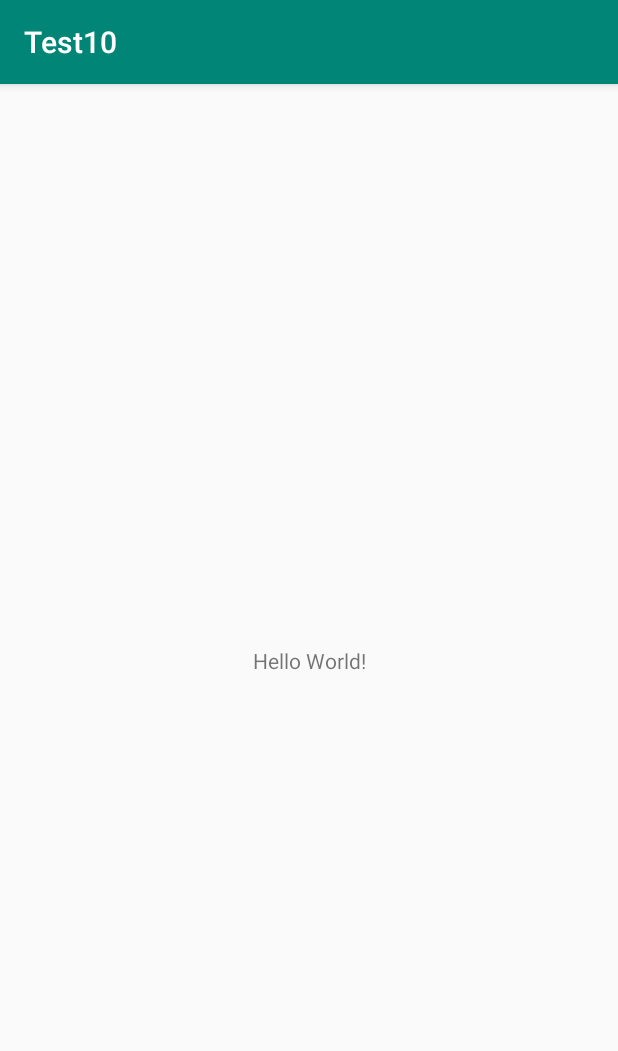
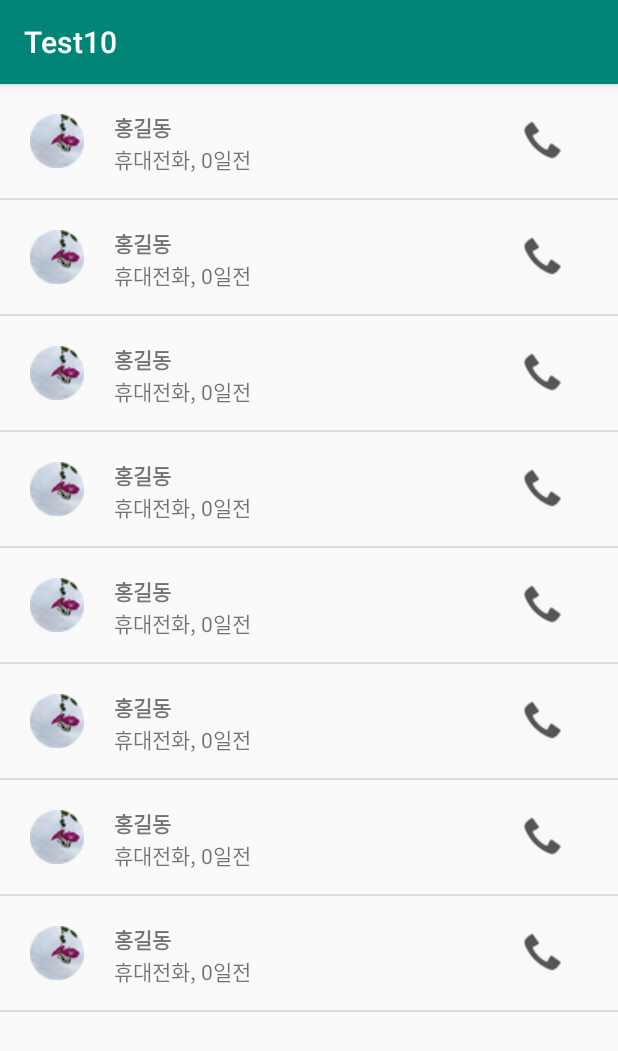
Before and after one commit to sunrin-android/Test10, an Android app: the screen it shows after launch (MainActivity), on a phone screen of 412 x 824 dp. Shown: the top 1051 px of the screen. Run offline under Robolectric (Android 15) with nearby library versions, the phone set to English and light mode, and no system bars; 6 statements that could not run were skipped.

Commit message:
Create Savepoint

```diff
--- a/app/src/main/AndroidManifest.xml
+++ b/app/src/main/AndroidManifest.xml
@@ -2,6 +2,7 @@
 <manifest xmlns:android="http://schemas.android.com/apk/res/android"
     package="com.example.test10" >
 
+    <uses-permission android:name="android.permission.CALL_PHONE"/>
     <application
         android:allowBackup="true"
         android:icon="@mipmap/ic_launcher"
--- /dev/null
+++ b/app/src/main/java/com/example/test10/Custom.java
@@ -0,0 +1,18 @@
+package com.example.test10;
+
+public class Custom {
+    int id;
+    String name;
+    String photo;
+    String date;
+    String phone;
+
+    // 생성자
+    Custom(){}
+    Custom(String name, String photo, String date, String phone){
+        this.name = name;
+        this.photo = photo;
+        this.date = date;
+        this.phone = phone;
+    }
+}
--- /dev/null
+++ b/app/src/main/java/com/example/test10/CustomAdapter.java
@@ -0,0 +1,92 @@
+package com.example.test10;
+
+import android.content.Context;
+import android.support.annotation.NonNull;
+import android.support.annotation.Nullable;
+import android.view.LayoutInflater;
+import android.view.View;
+import android.view.ViewGroup;
+import android.widget.ArrayAdapter;
+import android.widget.ImageView;
+import android.widget.TextView;
+
+import java.util.ArrayList;
+import java.util.List;
+
+public class CustomAdapter extends ArrayAdapter<Custom> {
+    Context context;
+    int layoutId;
+    ArrayList<Custom> datas;
+
+    public CustomAdapter(@NonNull Context context, int resource, @NonNull ArrayList<Custom> objects) {
+        super(context, resource, objects);
+        this.context = context;
+        layoutId = resource;
+        datas = objects;
+    }
+
+    @Override
+    public int getCount() {
+        return datas.size();
+    }
+
+    @NonNull
+    @Override
+    public View getView(final int position, @Nullable View convertView, @NonNull ViewGroup parent) {
+        if(convertView == null){
+            LayoutInflater inflater = (LayoutInflater) context.getSystemService(Context.LAYOUT_INFLATER_SERVICE);
+            convertView = inflater.inflate(layoutId, null);
+
+            CustomHolder customHolder = new CustomHolder(convertView);
+            convertView.setTag(customHolder);
+        }
+
+        ImageView profileIcon = convertView.findViewById(R.id.profileIcon);
+        TextView name = convertView.findViewById(R.id.name);
+        TextView date = convertView.findViewById(R.id.date);
+        TextView phone = convertView.findViewById(R.id.phone);
+
+        // 현재 위치에 해당하는 data 확보
+        final Custom custom  = datas.get(position);
+        CustomHolder holder = (CustomHolder)convertView.getTag();
+
+        // view에 data 넣기
+        holder.titleView.setText(drive.title);
+        holder.dateView.setText(drive.date);
+
+        if (drive.type.equals("doc"))
+            holder.typeImage.setImageResource(R.drawable.ic_type_doc);
+        else if(drive.type.equals("file"))
+            holder.typeImage.setImageResource(R.drawable.ic_type_file);
+        else if(drive.type.equals("img"))
+            holder.typeImage.setImageResource(R.drawable.ic_type_image);
+
+        // 파일 제목을 클릭했을 때 이벤트 처리
+        holder.titleView.setOnClickListener(new View.OnClickListener() {
+            @Override
+            public void onClick(View v) {
+                Toast.makeText(context, drive.title, Toast.LENGTH_SHORT).show();
+            }
+        });
+
+        // 메뉴이미지를 클릭했을 때 이벤트 처리
+        holder.menuImage.setOnClickListener(new View.OnClickListener() {
+            @Override
+            public void onClick(View v) {
+                // 추가
+//                datas.add(new Drive("doc", "파일 추가","최종수정날짜 : 6월 10일"));
+                // 삭제 - db 삭제, liveview 삭제
+                DBHelper helper = new DBHelper(context);
+                SQLiteDatabase db = helper.getWritableDatabase();
+                String sql = "DELETE FROM tb_calllog WHERE _id=" + drive.id;
+                db.execSQL(sql);
+                db.close();
+
+                datas.remove(position);
+                DriveAdapter.this.notifyDataSetChanged();
+            }
+        });
+        return convertView;
+        return super.getView(position, convertView, parent);
+    }
+}
--- /dev/null
+++ b/app/src/main/java/com/example/test10/CustomHolder.java
@@ -0,0 +1,17 @@
+package com.example.test10;
+
+import android.view.View;
+import android.widget.ImageView;
+import android.widget.TextView;
+
+public class CustomHolder {
+    ImageView profileIcon, call;
+    TextView name, date;
+
+    CustomHolder(View convertview) {
+        profileIcon = convertview.findViewById(R.id.profileIcon);
+        name = convertview.findViewById(R.id.name);
+        date = convertview.findViewById(R.id.date);
+        call = convertview.findViewById(R.id.call);
+    }
+}
--- a/app/src/main/java/com/example/test10/MainActivity.java
+++ b/app/src/main/java/com/example/test10/MainActivity.java
@@ -1,13 +1,43 @@
 package com.example.test10;
 
+import android.database.Cursor;
+import android.database.sqlite.SQLiteDatabase;
 import android.support.v7.app.AppCompatActivity;
 import android.os.Bundle;
+import android.widget.ListView;
+
+import java.util.ArrayList;
 
 public class MainActivity extends AppCompatActivity {
+    ListView listView;
 
     @Override
     protected void onCreate(Bundle savedInstanceState) {
         super.onCreate(savedInstanceState);
         setContentView(R.layout.activity_main);
+
+        listView = findViewById(R.id.listView);
+
+        // data 준비
+        ArrayList<Custom> datas = new ArrayList<>();
+        DBHelper helper = new DBHelper(this);
+        SQLiteDatabase db = helper.getWritableDatabase();
+
+        String sql = "SELECT * FROM tb_calllog";
+        Cursor cursor =  db.rawQuery(sql, null);
+        while(cursor.moveToNext()){
+            Custom customData = new Custom();
+            customData.id = cursor.getInt(0);
+            customData.name = cursor.getString(1);
+            customData.photo = cursor.getString(2);
+            customData.date = cursor.getString(3);
+            customData.phone = cursor.getString(4);
+            datas.add(customData);
+        }
+        db.close();
+
+        CustomAdapter adapter = new CustomAdapter(this, R.layout.item, datas);
+
+        listView.setAdapter(adapter);
     }
 }
--- a/app/src/main/res/layout/activity_main.xml
+++ b/app/src/main/res/layout/activity_main.xml
@@ -1,19 +1,12 @@
 <?xml version="1.0" encoding="utf-8"?>
-<android.support.constraint.ConstraintLayout
-    xmlns:android="http://schemas.android.com/apk/res/android"
-    xmlns:tools="http://schemas.android.com/tools"
-    xmlns:app="http://schemas.android.com/apk/res-auto"
+<LinearLayout xmlns:android="http://schemas.android.com/apk/res/android"
     android:layout_width="match_parent"
     android:layout_height="match_parent"
-    tools:context=".MainActivity">
+    android:orientation="vertical">
 
-    <TextView
-        android:layout_width="wrap_content"
-        android:layout_height="wrap_content"
-        android:text="Hello World!"
-        app:layout_constraintBottom_toBottomOf="parent"
-        app:layout_constraintLeft_toLeftOf="parent"
-        app:layout_constraintRight_toRightOf="parent"
-        app:layout_constraintTop_toTopOf="parent" />
+    <ListView
+        android:id="@+id/listView"
+        android:layout_width="match_parent"
+        android:layout_height="match_parent"></ListView>
 
-</android.support.constraint.ConstraintLayout>
+</LinearLayout>
--- /dev/null
+++ b/app/src/main/res/layout/item.xml
@@ -0,0 +1,47 @@
+<?xml version="1.0" encoding="utf-8"?>
+<RelativeLayout xmlns:android="http://schemas.android.com/apk/res/android"
+    android:layout_width="match_parent"
+    android:layout_height="match_parent">
+
+    <ImageView
+        android:id="@+id/profileIcon"
+        android:layout_width="wrap_content"
+        android:layout_height="wrap_content"
+        android:layout_margin="20dp"
+        android:src="@drawable/hong" />
+
+    <TextView
+        android:id="@+id/name"
+        android:layout_width="wrap_content"
+        android:layout_height="wrap_content"
+        android:layout_alignParentTop="true"
+        android:layout_marginStart="0dp"
+        android:layout_marginLeft="16dp"
+        android:layout_marginTop="18dp"
+        android:layout_toEndOf="@+id/profileIcon"
+        android:layout_toRightOf="@+id/profileIcon"
+        android:text="홍길동"
+        android:textStyle="bold" />
+
+    <TextView
+        android:id="@+id/date"
+        android:layout_width="wrap_content"
+        android:layout_height="wrap_content"
+        android:layout_below="@+id/name"
+        android:layout_marginStart="0dp"
+        android:layout_marginLeft="30dp"
+        android:layout_marginTop="0dp"
+        android:layout_toEndOf="@+id/profileIcon"
+        android:layout_toRightOf="@+id/profileIcon"
+        android:text="휴대전화, 0일전" />
+
+    <ImageView
+        android:id="@+id/call"
+        android:layout_width="wrap_content"
+        android:layout_height="wrap_content"
+        android:layout_alignParentTop="true"
+        android:layout_alignParentRight="true"
+        android:layout_marginTop="13dp"
+        android:layout_marginRight="27dp"
+        android:src="@drawable/ic_dialer" />
+</RelativeLayout>
```
